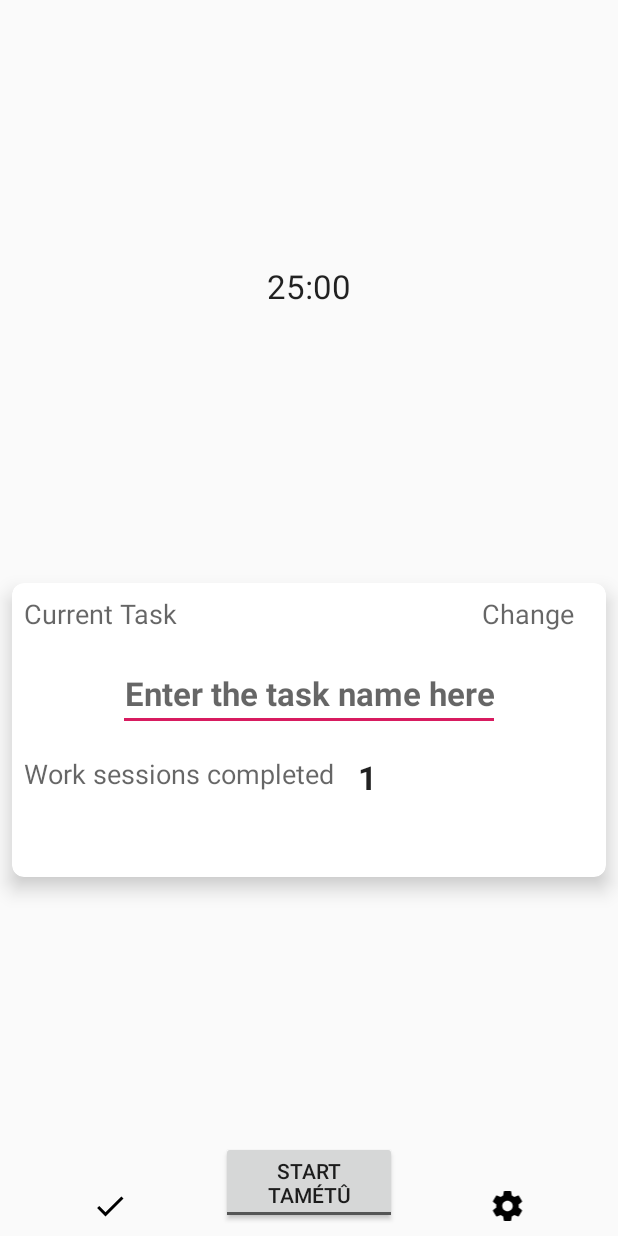
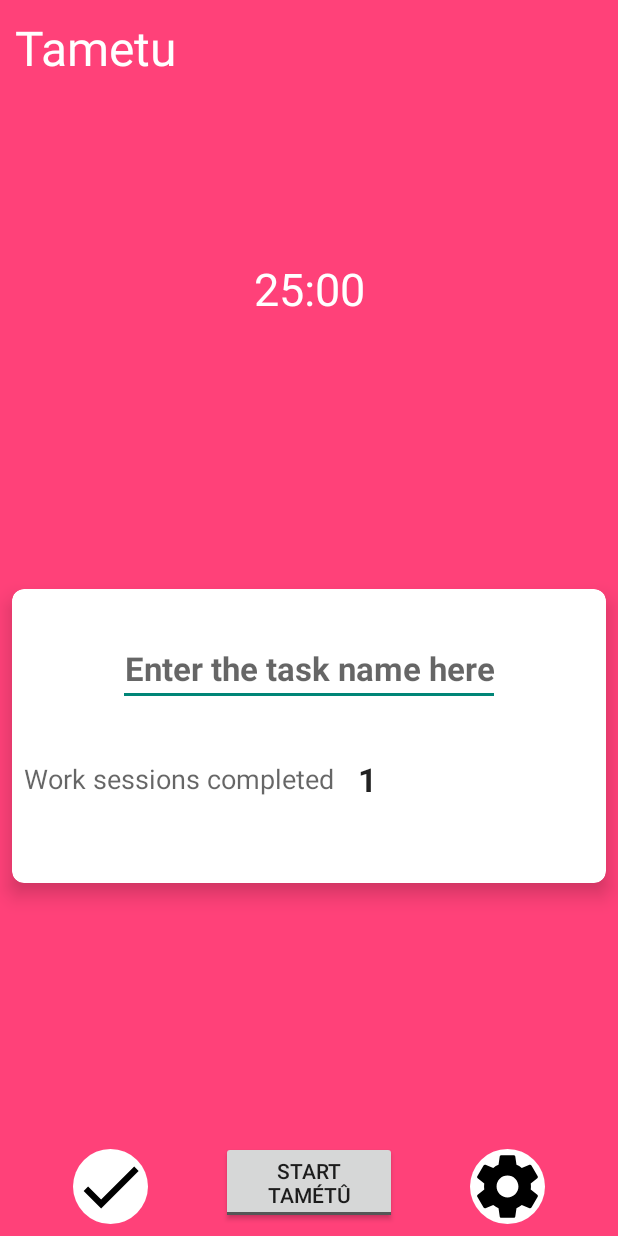
Before and after one commit to google-udacity-india-scholars/abnd-track-pomodoro-timer-app, an Android app: the layout activity_main.xml on its own in the app's theme, with its tools: preview values and no code run, on a phone screen of 412 x 824 dp. Run offline under Robolectric (Android 15) with nearby library versions, the phone set to English and light mode, and no system bars.

Commit message:
Updated UI

```diff
--- a/app/src/main/AndroidManifest.xml
+++ b/app/src/main/AndroidManifest.xml
@@ -12,7 +12,7 @@
         android:label="@string/app_name"
         android:roundIcon="@mipmap/ic_launcher_round"
         android:supportsRtl="true"
-        android:theme="@style/AppTheme"
+        android:theme="@style/Theme.AppCompat.Light.NoActionBar"
         tools:ignore="GoogleAppIndexingWarning">
         <service
             android:name="gis2018.udacity.tametu.CountDownTimerService"
--- a/app/src/main/java/gis2018/udacity/tametu/MainActivity.java
+++ b/app/src/main/java/gis2018/udacity/tametu/MainActivity.java
@@ -5,6 +5,7 @@
 
 package gis2018.udacity.tametu;
 
+import android.app.ActionBar;
 import android.app.ActivityManager;
 import android.app.AlertDialog;
 import android.app.Notification;
@@ -56,7 +57,7 @@ public class MainActivity extends AppCompatActivity implements View.OnClickListe
     BroadcastReceiver completedBroadcastReceiver;
     @BindView(R.id.settings_imageview_main)
     ImageView settingsImageView;
-    @BindView(R.id.task_change_button_main)
+
     Button changeButton;
     @BindView(R.id.timer_button_main)
     ToggleButton timerButton;
@@ -83,7 +84,6 @@ public class MainActivity extends AppCompatActivity implements View.OnClickListe
     protected void onCreate(Bundle savedInstanceState) {
         super.onCreate(savedInstanceState);
         setContentView(R.layout.activity_main);
-
         isAppVisible = true;
         preferences = PreferenceManager.getDefaultSharedPreferences(this);
 
@@ -206,7 +206,6 @@ public class MainActivity extends AppCompatActivity implements View.OnClickListe
 
     private void setOnClickListeners() {
         settingsImageView.setOnClickListener(this);
-        changeButton.setOnClickListener(this);
         timerButton.setOnClickListener(this);
         finishImageView.setOnClickListener(this);
     }
@@ -282,9 +281,7 @@ public class MainActivity extends AppCompatActivity implements View.OnClickListe
                 overridePendingTransition(R.anim.slide_in_right, R.anim.slide_out_left);
                 break;
 
-            case R.id.task_change_button_main:
-                // Todo: Define on task change
-                break;
+
 
             case R.id.timer_button_main:
                 if (currentlyRunningServiceType == TAMETU) {
--- /dev/null
+++ b/app/src/main/res/drawable/check.xml
@@ -0,0 +1,9 @@
+<?xml version="1.0" encoding="utf-8"?>
+<selector xmlns:android="http://schemas.android.com/apk/res/android">
+
+    <item android:drawable="@drawable/pause"
+        android:state_checked="true" />
+    <!-- When not selected, use white-->
+    <item android:drawable="@drawable/play"
+        android:state_checked="false"/>
+</selector>
--- /dev/null
+++ b/app/src/main/res/drawable/circle.xml
@@ -0,0 +1,8 @@
+<shape xmlns:android="http://schemas.android.com/apk/res/android"
+    android:shape="oval">
+    <solid android:color="#FFFFFF" />
+    <size
+        android:width="50dp"
+        android:height="50dp" />
+    <corners android:radius="20dp" />
+</shape>
--- /dev/null
+++ b/app/src/main/res/drawable/circle2.xml
@@ -0,0 +1,8 @@
+<shape xmlns:android="http://schemas.android.com/apk/res/android"
+    android:shape="oval">
+    <solid android:color="#FFFFFF" />
+    <size
+        android:width="100dp"
+        android:height="100dp" />
+    <corners android:radius="50dp" />
+</shape>
--- a/app/src/main/res/layout/activity_main.xml
+++ b/app/src/main/res/layout/activity_main.xml
@@ -4,7 +4,15 @@
     xmlns:tools="http://schemas.android.com/tools"
     android:layout_width="match_parent"
     android:layout_height="match_parent"
+    android:background="#FF4179"
     tools:context=".MainActivity">
+    <TextView
+        android:layout_width="wrap_content"
+        android:layout_height="wrap_content"
+        android:textSize="32sp"
+        android:text="Tametu"
+        android:padding="10dp"
+        android:textColor="#FFFFFF"/>
 
     <TextView
         android:id="@+id/countdown_textview_main"
@@ -15,6 +23,8 @@
         android:layout_marginEnd="8dp"
         android:layout_marginBottom="8dp"
         android:textAppearance="@style/TextAppearance.AppCompat.Large"
+        android:textColor="#FFFFFF"
+        android:textSize="30dp"
         app:layout_constraintBottom_toTopOf="@id/cardview_main"
         app:layout_constraintEnd_toEndOf="parent"
         app:layout_constraintStart_toStartOf="parent"
@@ -41,48 +51,21 @@
             android:layout_width="match_parent"
             android:layout_height="match_parent">
 
-            <TextView
-                android:id="@+id/current_task_textview_main"
-                android:layout_width="wrap_content"
-                android:layout_height="wrap_content"
-                android:layout_marginStart="8dp"
-                android:layout_marginTop="8dp"
-                android:layout_marginEnd="8dp"
-                android:layout_marginBottom="8dp"
-                android:text="@string/current_task"
-                android:textAppearance="@style/TextAppearance.AppCompat.Medium" />
-
-            <Button
-                android:id="@+id/task_change_button_main"
-                style="?borderlessButtonStyle"
-                android:layout_width="wrap_content"
-                android:layout_height="wrap_content"
-                android:layout_alignBaseline="@id/current_task_textview_main"
-                android:layout_alignParentTop="true"
-                android:layout_alignParentEnd="true"
-                android:layout_marginStart="8dp"
-                android:layout_marginTop="8dp"
-                android:layout_marginEnd="8dp"
-                android:layout_marginBottom="8dp"
-                android:text="@string/change_task"
-                android:textAppearance="@style/TextAppearance.AppCompat.Medium" />
-
             <EditText
                 android:id="@+id/current_task_name_textview_main"
                 android:layout_width="wrap_content"
                 android:layout_height="wrap_content"
-                android:layout_below="@id/current_task_textview_main"
                 android:layout_centerHorizontal="true"
                 android:layout_marginStart="8dp"
-                android:layout_marginTop="8dp"
-                android:gravity="center"
+                android:layout_marginTop="28dp"
                 android:layout_marginEnd="8dp"
                 android:layout_marginBottom="8dp"
+                android:cursorVisible="false"
                 android:defaultValue="Task 1"
+                android:gravity="center"
                 android:hint="Enter the task name here"
                 android:textAppearance="@style/TextAppearance.AppCompat.Large"
-                android:textStyle="bold"
-                android:cursorVisible="false"/>
+                android:textStyle="bold" />
 
             <TextView
                 android:id="@+id/sessions_completed_textview_main"
@@ -90,7 +73,7 @@
                 android:layout_height="wrap_content"
                 android:layout_below="@id/current_task_name_textview_main"
                 android:layout_marginStart="8dp"
-                android:layout_marginTop="8dp"
+                android:layout_marginTop="28dp"
                 android:layout_marginEnd="8dp"
                 android:layout_marginBottom="8dp"
                 android:text="@string/work_sessions_completed"
@@ -103,7 +86,7 @@
                 android:layout_below="@id/current_task_name_textview_main"
                 android:layout_alignParentEnd="true"
                 android:layout_marginStart="8dp"
-                android:layout_marginTop="8dp"
+                android:layout_marginTop="26dp"
                 android:layout_marginEnd="8dp"
                 android:layout_marginBottom="8dp"
                 android:layout_toEndOf="@id/sessions_completed_textview_main"
@@ -117,7 +100,7 @@
 
     <ImageView
         android:id="@+id/finish_imageview_main"
-        android:layout_width="117dp"
+        android:layout_width="wrap_content"
         android:layout_height="wrap_content"
         android:layout_marginStart="8dp"
         android:layout_marginBottom="8dp"
@@ -126,7 +109,8 @@
         app:layout_constraintBottom_toBottomOf="parent"
         app:layout_constraintEnd_toStartOf="@id/timer_button_main"
         app:layout_constraintHorizontal_bias="0.5"
-        android:background="?attr/selectableItemBackgroundBorderless"
+        android:background="@drawable/circle"
+        android:scaleType="fitXY"
         android:clickable="true"
         app:layout_constraintStart_toStartOf="parent" />
 
@@ -146,7 +130,7 @@
 
     <ImageView
         android:id="@+id/settings_imageview_main"
-        android:layout_width="118dp"
+        android:layout_width="wrap_content"
         android:layout_height="wrap_content"
         android:layout_marginEnd="8dp"
         android:layout_marginBottom="8dp"
@@ -155,7 +139,8 @@
         app:layout_constraintBottom_toBottomOf="parent"
         app:layout_constraintEnd_toEndOf="parent"
         app:layout_constraintHorizontal_bias="0.5"
-        android:background="?attr/selectableItemBackgroundBorderless"
+        android:background="@drawable/circle"
+        android:scaleType="fitXY"
         android:clickable="true"
         app:layout_constraintStart_toEndOf="@id/timer_button_main" />
 
--- a/app/src/main/res/values/colors.xml
+++ b/app/src/main/res/values/colors.xml
@@ -1,6 +1,6 @@
 <?xml version="1.0" encoding="utf-8"?>
 <resources>
-    <color name="colorPrimary">#008577</color>
-    <color name="colorPrimaryDark">#00574B</color>
+    <color name="colorPrimary">#8B008B</color>
+    <color name="colorPrimaryDark">#000000</color>
     <color name="colorAccent">#D81B60</color>
 </resources>
```
Also changed, not shown: app/src/main/res/drawable-xxxhdpi/play.png (added).
